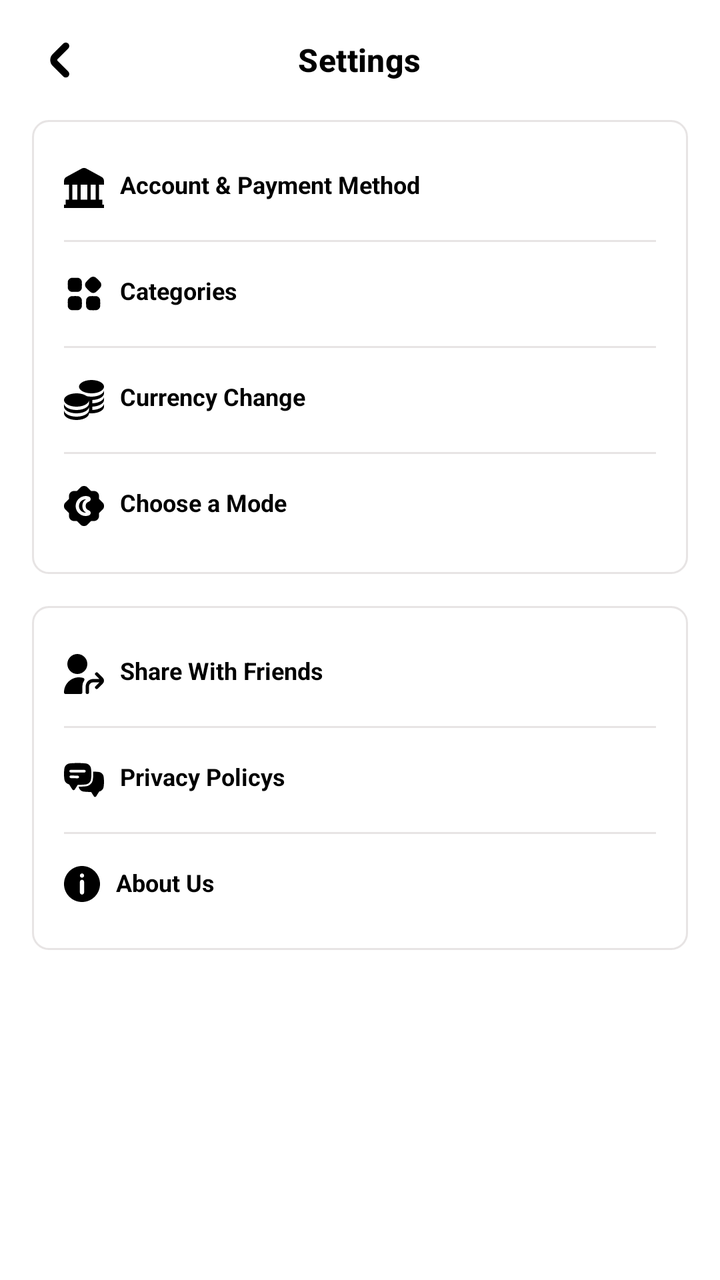
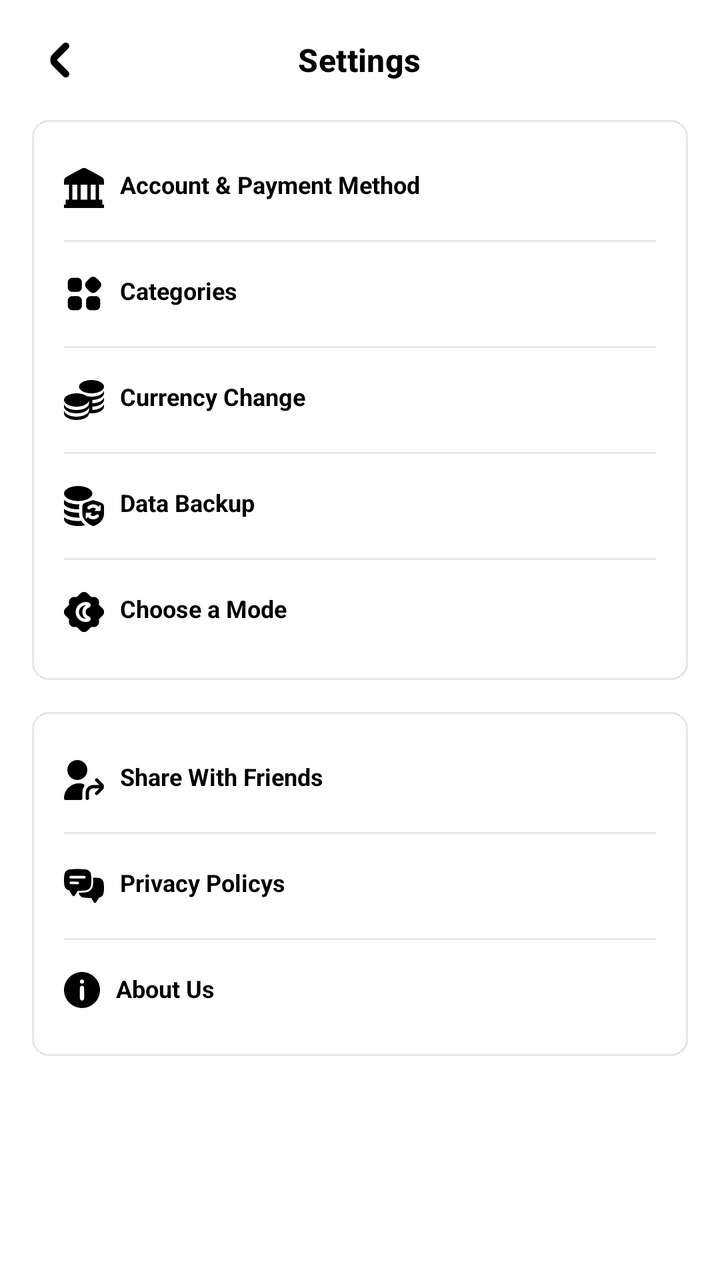

Compare the two renders of this Android layout. The source of the first and the diff that turns it into the second are given below.
<!-- AndroidManifest.xml: application theme Theme.ExpenseManager -->
<!-- res/layout/activity_profile.xml -->
<?xml version="1.0" encoding="utf-8"?>
<FrameLayout xmlns:android="http://schemas.android.com/apk/res/android"
    xmlns:app="http://schemas.android.com/apk/res-auto"
    xmlns:tools="http://schemas.android.com/tools"
    android:layout_width="match_parent"
    android:layout_height="match_parent"
    android:background="@color/main_bg"
    android:fitsSystemWindows="true"
    tools:context="trackmyspend.budgetplanner.expensemanager.Profile.Profile_Activity">

    <ScrollView
        android:layout_width="match_parent"
        android:layout_height="match_parent">

        <LinearLayout
            android:layout_width="match_parent"
            android:layout_height="wrap_content"
            android:background="@color/main_bg"
            android:orientation="vertical"
            tools:context=".ProfileOverviewActivity">

            <RelativeLayout
                android:layout_width="match_parent"
                android:layout_height="wrap_content"
                android:gravity="center_vertical"
                android:layout_margin="16dp">

                
                <ImageView
                    android:id="@+id/ivBack"
                    android:layout_width="28dp"
                    android:layout_height="28dp"
                    android:src="@drawable/ic_back_btn"
                    app:tint="@color/ic_color"
                    android:layout_alignParentStart="true"
                    android:layout_centerVertical="true"/>

                
                <TextView
                    android:id="@+id/tvTitle"
                    android:layout_width="wrap_content"
                    android:layout_height="wrap_content"
                    android:layout_centerInParent="true"
                    android:text="Settings"
                    android:textAppearance="?attr/textAppearanceTitleMedium"
                    android:textColor="@color/ic_color"
                    android:textSize="16sp"
                    android:textStyle="bold" />


            </RelativeLayout>


            
            <LinearLayout
                android:id="@+id/profileOptionsContainer"
                android:layout_width="match_parent"
                android:layout_height="wrap_content"
                android:layout_marginStart="16dp"
                android:layout_marginEnd="16dp"
                android:background="@drawable/bg_lay_card_profile"
                android:orientation="vertical"
                android:padding="16dp">

                <LinearLayout
                    android:id="@+id/Account"
                    android:layout_width="match_parent"
                    android:layout_height="wrap_content"
                    android:orientation="horizontal"
                    android:paddingVertical="8dp">

                    <ImageView
                        android:layout_width="20dp"
                        android:layout_height="20dp"
                        android:layout_marginEnd="8dp"
                        android:src="@drawable/ic_bank"
                        app:tint="@color/opposite_color" />

                    <TextView
                        android:layout_width="wrap_content"
                        android:layout_height="wrap_content"
                        android:text="Account &amp; Payment Method"
                        android:textColor="@color/opposite_color"
                        android:textSize="12sp"
                        android:textStyle="bold" />
                </LinearLayout>

                
                <View
                    android:layout_width="match_parent"
                    android:layout_height="1dp"
                    android:layout_marginVertical="8dp"
                    android:background="@color/setting_boarder" />


                <LinearLayout
                    android:id="@+id/categories"
                    android:layout_width="match_parent"
                    android:layout_height="wrap_content"
                    android:orientation="horizontal"
                    android:paddingVertical="8dp">

                    <ImageView
                        android:layout_width="20dp"
                        android:layout_height="20dp"
                        android:layout_marginEnd="8dp"
                        android:src="@drawable/ic_category"
                        app:tint="@color/opposite_color" />

                    <TextView
                        android:layout_width="wrap_content"
                        android:layout_height="wrap_content"
                        android:text="Categories"
                        android:textColor="@color/opposite_color"
                        android:textSize="12sp"
                        android:textStyle="bold" />
                </LinearLayout>

                
                <View
                    android:id="@+id/divider2"
                    android:layout_width="match_parent"
                    android:layout_height="1dp"
                    android:layout_marginVertical="8dp"
                    android:background="@color/setting_boarder" />

                
                <LinearLayout
                    android:id="@+id/changeCurrency"
                    android:layout_width="match_parent"
                    android:layout_height="wrap_content"
                    android:orientation="horizontal"
                    android:paddingVertical="8dp">

                    <ImageView
                        android:layout_width="20dp"
                        android:layout_height="20dp"
                        android:layout_marginEnd="8dp"
                        android:src="@drawable/ic_currency"
                        app:tint="@color/opposite_color"/>

                    <TextView
                        android:layout_width="wrap_content"
                        android:layout_height="wrap_content"
                        android:text="Currency Change"
                        android:textColor="@color/opposite_color"
                        android:textSize="12sp"
                        android:textStyle="bold" />
                </LinearLayout>

                
                <View
                    android:layout_width="match_parent"
                    android:layout_height="1dp"
                    android:layout_marginVertical="8dp"
                    android:background="@color/setting_boarder" />

                
                <LinearLayout
                    android:id="@+id/darkMode"
                    android:layout_width="match_parent"
                    android:layout_height="wrap_content"
                    android:orientation="horizontal"
                    android:paddingVertical="8dp">

                    <ImageView
                        android:layout_width="20dp"
                        android:layout_height="20dp"
                        android:layout_marginEnd="8dp"
                        android:src="@drawable/ic_darkmode"
                        app:tint="@color/opposite_color"/>

                    <TextView
                        android:layout_width="wrap_content"
                        android:layout_height="wrap_content"
                        android:text="Choose a Mode"
                        android:textColor="@color/opposite_color"
                        android:textSize="12sp"
                        android:textStyle="bold" />
                </LinearLayout>

            </LinearLayout>

            
            <LinearLayout
                android:id="@+id/additionalOptionsContainer"
                android:layout_width="match_parent"
                android:layout_height="wrap_content"
                android:layout_marginStart="16dp"
                android:layout_marginTop="16dp"
                android:layout_marginEnd="16dp"
                android:background="@drawable/bg_lay_card_profile"
                android:orientation="vertical"
                android:padding="16dp">

                <LinearLayout
                    android:id="@+id/share"
                    android:layout_width="match_parent"
                    android:layout_height="wrap_content"
                    android:orientation="horizontal"
                    android:paddingVertical="8dp">

                    <ImageView
                        android:layout_width="20dp"
                        android:layout_height="20dp"
                        android:layout_marginEnd="8dp"
                        android:src="@drawable/ic_share"
                        app:tint="@color/opposite_color"/>

                    <TextView
                        android:layout_width="wrap_content"
                        android:layout_height="wrap_content"
                        android:text="Share With Friends"
                        android:textColor="@color/opposite_color"
                        android:textSize="12sp"
                        android:textStyle="bold" />
                </LinearLayout>

                
                <View
                    android:id="@+id/divider3"
                    android:layout_width="match_parent"
                    android:layout_height="1dp"
                    android:layout_marginVertical="8dp"
                    android:background="@color/setting_boarder" />

                
                <LinearLayout
                    android:id="@+id/PrivacyPolicy"
                    android:layout_width="match_parent"
                    android:layout_height="wrap_content"
                    android:orientation="horizontal"
                    android:paddingVertical="8dp">

                    <ImageView
                        android:layout_width="20dp"
                        android:layout_height="20dp"
                        android:layout_marginEnd="8dp"
                        android:src="@drawable/ic_faq"
                        app:tint="@color/opposite_color"/>

                    <TextView
                        android:layout_width="wrap_content"
                        android:layout_height="wrap_content"
                        android:text="Privacy Policys"
                        android:textColor="@color/opposite_color"
                        android:textSize="12sp"
                        android:textStyle="bold" />
                </LinearLayout>

                
                <View
                    android:id="@+id/divider4"
                    android:layout_width="match_parent"
                    android:layout_height="1dp"
                    android:layout_marginVertical="8dp"
                    android:background="@color/setting_boarder" />

                
                <LinearLayout
                    android:id="@+id/aboutUs"
                    android:layout_width="match_parent"
                    android:layout_height="wrap_content"
                    android:orientation="horizontal"
                    android:paddingVertical="8dp">

                    <ImageView
                        android:layout_width="18dp"
                        android:layout_height="18dp"
                        android:layout_marginEnd="8dp"
                        android:src="@drawable/icon_about_us"
                        app:tint="@color/opposite_color"/>

                    <TextView
                        android:layout_width="wrap_content"
                        android:layout_height="wrap_content"
                        android:text="About Us"
                        android:textColor="@color/opposite_color"
                        android:textSize="12sp"
                        android:textStyle="bold" />
                </LinearLayout>

            </LinearLayout>

        </LinearLayout>
    </ScrollView>

</FrameLayout>
<!-- resources referenced by this layout -->
<resources>
  <color name="ic_color">#000000</color>
  <color name="main_bg">#FFFFFF</color>
  <color name="opposite_color">#000000</color>
  <color name="setting_boarder">#E7E4E4</color>
  <!-- drawable bg_lay_card_profile (drawable) -->
  <shape xmlns:android="http://schemas.android.com/apk/res/android"
      android:shape="rectangle">
  
      
      <solid android:color="@color/main_bg" />
  
      
      <corners android:radius="8dp" />
  
      
      <stroke
          android:width="1dp"
          android:color="@color/setting_boarder" /> 
  </shape>
  <!-- drawable ic_back_btn (drawable) -->
  <vector xmlns:android="http://schemas.android.com/apk/res/android" android:height="32dp" android:viewportHeight="24" android:viewportWidth="24" android:width="32dp">
        
      <path android:fillColor="#000000" android:pathData="M10.957,12.354a0.5,0.5 0,0 1,0 -0.708l4.586,-4.585a1.5,1.5 0,0 0,-2.121 -2.122L8.836,9.525a3.505,3.505 0,0 0,0 4.95l4.586,4.586a1.5,1.5 0,0 0,2.121 -2.122Z"/>
      
  </vector>
  <!-- drawable ic_bank (drawable) -->
  <vector xmlns:android="http://schemas.android.com/apk/res/android"
      android:width="512dp"
      android:height="512dp"
      android:viewportWidth="24"
      android:viewportHeight="24">
    <path
        android:pathData="M24,10L24,7.909a3,3 0,0 0,-1.563 -2.634l-9,-4.909a2.993,2.993 0,0 0,-2.874 0l-9,4.909A3,3 0,0 0,0 7.909L0,10h3v9L1,19v3L0,22v2h24v-2h-1v-3h-2v-9zM14,10v9h-4v-9zM5,10h3v9L5,19zM19,19h-3v-9h3z"
        android:fillColor="#000000"/>
  </vector>
  <style name="Theme.ExpenseManager" parent="Base.Theme.ExpenseManager" />
  <style name="Base.Theme.ExpenseManager" parent="Theme.Material3.DayNight.NoActionBar">
          
           <item name="colorPrimary">@color/nav_icon_active</item>
      </style>
  <color name="nav_icon_active">#1E88E5</color>
  <!-- unchanged entries left out for length: 6 -->
</resources>

<!-- the commit's change to res/layout/activity_profile.xml (unified diff, before → after) -->
@@ -143,6 +143,37 @@
                         android:layout_width="wrap_content"
                         android:layout_height="wrap_content"
                         android:text="Currency Change"
+                        android:textColor="@color/opposite_color"
+                        android:textSize="12sp"
+                        android:textStyle="bold" />
+                </LinearLayout>
+
+                
+                <View
+                    android:layout_width="match_parent"
+                    android:layout_height="1dp"
+                    android:layout_marginVertical="8dp"
+                    android:background="@color/setting_boarder" />
+
+                
+                <LinearLayout
+                    android:id="@+id/backup"
+                    android:layout_width="match_parent"
+                    android:layout_height="wrap_content"
+                    android:orientation="horizontal"
+                    android:paddingVertical="8dp">
+
+                    <ImageView
+                        android:layout_width="20dp"
+                        android:layout_height="20dp"
+                        android:layout_marginEnd="8dp"
+                        android:src="@drawable/ic_backup2"
+                        app:tint="@color/opposite_color"/>
+
+                    <TextView
+                        android:layout_width="wrap_content"
+                        android:layout_height="wrap_content"
+                        android:text="Data Backup"
                         android:textColor="@color/opposite_color"
                         android:textSize="12sp"
                         android:textStyle="bold" />
<!-- resource entries referenced after the edit -->
@@ -25,6 +25,16 @@
       <path android:fillColor="#000000" android:pathData="M10.957,12.354a0.5,0.5 0,0 1,0 -0.708l4.586,-4.585a1.5,1.5 0,0 0,-2.121 -2.122L8.836,9.525a3.505,3.505 0,0 0,0 4.95l4.586,4.586a1.5,1.5 0,0 0,2.121 -2.122Z"/>
       
   </vector>
+  <!-- drawable ic_backup2 (drawable) -->
+  <vector xmlns:android="http://schemas.android.com/apk/res/android"
+      android:width="512dp"
+      android:height="512dp"
+      android:viewportWidth="24"
+      android:viewportHeight="24">
+    <path
+        android:pathData="m22.066,9.919 l-4.008,-1.328a1.755,1.755 0,0 0,-1.114 0l-4.011,1.328a2.82,2.82 0,0 0,-1.932 2.678v3.876c0,4.162 4.207,6.589 5.493,7.232 0,0 0.62,0.295 1.008,0.295 0.592,0 0.88,-0.217 0.88,-0.217C19.7,23.252 24,21.162 24,16.472v-3.876h0.001a2.82,2.82 0,0 0,-1.934 -2.677zM20.691,18.653A4.448,4.448 0,0 1,17.5 20a4.419,4.419 0,0 1,-3.133 -1.311l-0.695,0.695a0.394,0.394 0,0 1,-0.672 -0.278L13,16.58c0,-0.32 0.259,-0.579 0.579,-0.579h2.526c0.351,0 0.526,0.424 0.278,0.672l-0.607,0.607c0.449,0.438 1.048,0.721 1.723,0.721s1.289,-0.275 1.738,-0.716c0.171,-0.168 0.473,-0.284 0.774,-0.284 0.862,0 1.281,1.037 0.679,1.653zM22,14.421c0,0.32 -0.259,0.579 -0.579,0.579h-2.526a0.393,0.393 0,0 1,-0.278 -0.672l0.607,-0.607c-0.449,-0.438 -1.048,-0.721 -1.723,-0.721s-1.289,0.275 -1.738,0.716c-0.171,0.168 -0.438,0.284 -0.774,0.284 -0.862,0 -1.281,-1.037 -0.679,-1.653A4.448,4.448 0,0 1,17.501 11c1.228,0 2.327,0.506 3.133,1.311l0.695,-0.695a0.394,0.394 0,0 1,0.672 0.278v2.526zM0,4.5C0,2.015 3.806,0 8.5,0S17,2.015 17,4.5 13.194,9 8.5,9 0,6.985 0,4.5zM0,15.566v-1.74C1.876,15.16 4.92,16 8.5,16c0.17,0 0.332,-0.011 0.5,-0.015v0.487c0,0.906 0.156,1.737 0.407,2.506 -0.297,0.014 -0.6,0.021 -0.907,0.021 -4.865,0 -8.5,-1.812 -8.5,-3.434zM0,10.566L0,8.399c1.876,1.596 4.92,2.6 8.5,2.6 0.269,0 0.528,-0.017 0.79,-0.028A4.814,4.814 0,0 0,9 12.595v1.392c-0.166,0.004 -0.331,0.012 -0.5,0.012C3.635,14 0,12.187 0,10.567zM12.614,23.508c-1.268,0.323 -2.692,0.491 -4.114,0.491 -4.224,0 -8.5,-1.447 -8.5,-4.214v-0.96c1.876,1.334 4.92,2.174 8.5,2.174 0.627,0 1.231,-0.035 1.822,-0.084 0.654,1.036 1.473,1.897 2.292,2.593z"
+        android:fillColor="#000000"/>
+  </vector>
   <!-- drawable ic_bank (drawable) -->
   <vector xmlns:android="http://schemas.android.com/apk/res/android"
       android:width="512dp"
